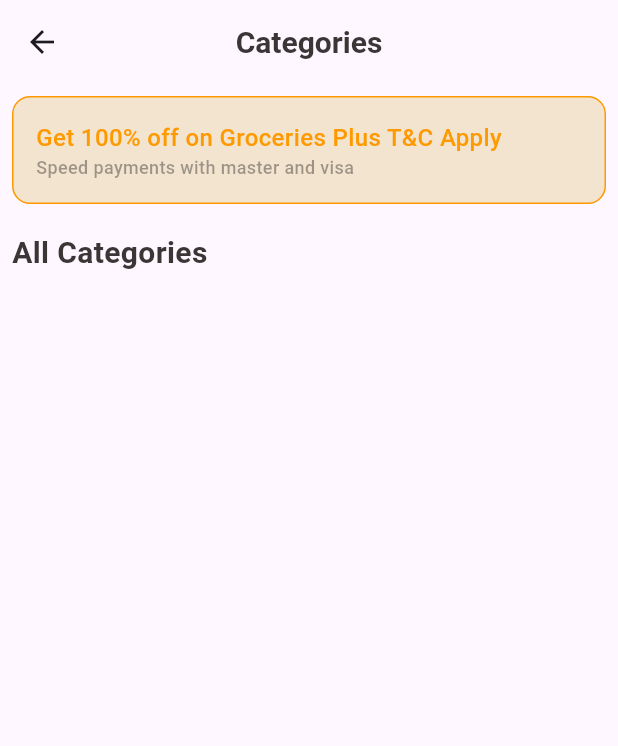
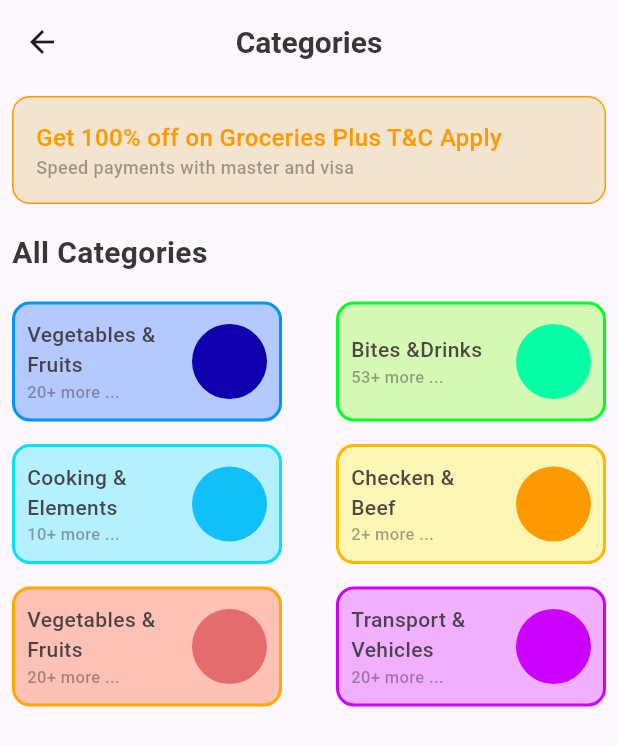
Before and after one commit to dulakshirb/flutter_grocery, a Flutter app: the screen it shows after launch, on a phone screen of 412 x 824 dp. Shown: the top 746 px of the screen. Run offline on Flutter 3.47's test engine with Material 3 defaults, Android fonts, the phone set to English and light mode, and no system bars.

Commit message:
Category card design

```diff
--- a/lib/pages/category_page/category_page.dart
+++ b/lib/pages/category_page/category_page.dart
@@ -1,4 +1,5 @@
 import 'package:flutter/material.dart';
+import 'package:flutter_grocery/widgets/reusable/category_page/category_card.dart';
 import 'package:flutter_grocery/widgets/shared/sub_title.dart';
 import 'package:flutter_grocery/widgets/shared/notification_card.dart';
 
@@ -31,7 +32,76 @@ class CategoryPage extends StatelessWidget {
                 height: 18,
               ),
               SubTitle(title: 'All Categories'),
-
+              SizedBox(
+                height: 18,
+              ),
+              Row(
+                mainAxisAlignment: MainAxisAlignment.spaceBetween,
+                children: [
+                  Column(
+                    children: [
+                      CategoryCard(
+                        title: 'Vegetables &\nFruits',
+                        description: '20+ more ...',
+                        borderColor: Color(0xFF0094FF),
+                        bgColor: Color(0xFF0057FF),
+                        circleColor: Color(0xFF0E00AC),
+                      ),
+                      SizedBox(
+                        height: 15,
+                      ),
+                      CategoryCard(
+                        title: 'Cooking &\nElements',
+                        description: '10+ more ...',
+                        borderColor: Color(0xFF00E0FF),
+                        bgColor: Color(0xFF00E0FF),
+                        circleColor: Color(0xFF10C0F8),
+                      ),
+                      SizedBox(
+                        height: 15,
+                      ),
+                      CategoryCard(
+                        title: 'Vegetables &\nFruits',
+                        description: '20+ more ...',
+                        borderColor: Color(0xFFFFA800),
+                        bgColor: Color(0xFFFF3D00),
+                        circleColor: Color(0xFFE56C6C),
+                      ),
+                    ],
+                  ),
+                  Column(
+                    children: [
+                      CategoryCard(
+                        title: 'Bites &\Drinks',
+                        description: '53+ more ...',
+                        borderColor: Color(0xFF00FF29),
+                        bgColor: Color(0xFF70FF00),
+                        circleColor: Color(0xFF06FFA5),
+                      ),
+                      SizedBox(
+                        height: 15,
+                      ),
+                      CategoryCard(
+                        title: 'Checken &\nBeef',
+                        description: '2+ more ...',
+                        borderColor: Color(0xFFFFB800),
+                        bgColor: Color(0xFFFFF500),
+                        circleColor: Color(0xFFFF9900),
+                      ),
+                      SizedBox(
+                        height: 15,
+                      ),
+                      CategoryCard(
+                        title: 'Transport &\nVehicles',
+                        description: '20+ more ...',
+                        borderColor: Color(0xFFCC00FF),
+                        bgColor: Color(0xFFCC00FF),
+                        circleColor: Color(0xFFCC00FF),
+                      ),
+                    ],
+                  ),
+                ],
+              )
             ],
           ),
         ),
--- /dev/null
+++ b/lib/widgets/reusable/category_page/category_card.dart
@@ -0,0 +1,69 @@
+import 'package:flutter/material.dart';
+
+class CategoryCard extends StatelessWidget {
+  final String title, description;
+  final Color borderColor, bgColor, circleColor;
+
+  const CategoryCard({
+    super.key,
+    required this.title,
+    required this.description,
+    required this.borderColor,
+    required this.bgColor,
+    required this.circleColor,
+  });
+
+  @override
+  Widget build(BuildContext context) {
+    return Container(
+      width: 180,
+      height: 80,
+      decoration: BoxDecoration(
+        color: bgColor.withValues(alpha: .29),
+        borderRadius: BorderRadius.circular(12),
+        border: Border.all(
+          color: borderColor,
+          width: 2,
+        ),
+      ),
+      child: Padding(
+        padding: EdgeInsets.all(8),
+        child: Row(
+          mainAxisAlignment: MainAxisAlignment.spaceBetween,
+          children: [
+            Column(
+              crossAxisAlignment: CrossAxisAlignment.start,
+              mainAxisAlignment: MainAxisAlignment.center,
+              children: [
+                Text(
+                  title,
+                  style: TextStyle(
+                    color: Color(0xFF3B3636).withValues(alpha: .91),
+                    fontSize: 14,
+                    fontWeight: FontWeight.w500,
+                  ),
+                ),
+                Text(
+                  description,
+                  style: TextStyle(
+                    color: Color(0xFF3B3636).withValues(alpha: .47),
+                    fontSize: 11,
+                    fontWeight: FontWeight.w500,
+                  ),
+                ),
+              ],
+            ),
+            Container(
+              width: 50,
+              height: 50,
+              decoration: BoxDecoration(
+                color: circleColor,
+                borderRadius: BorderRadius.circular(120),
+              ),
+            )
+          ],
+        ),
+      ),
+    );
+  }
+}
```
